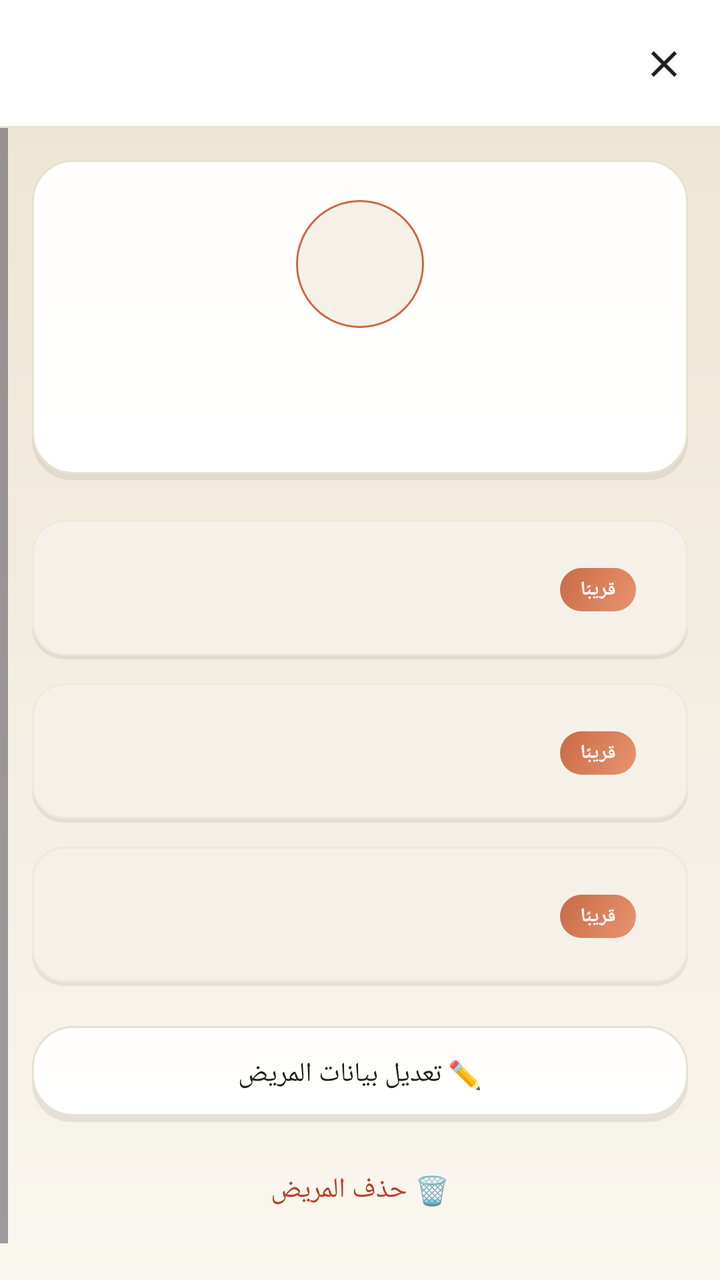
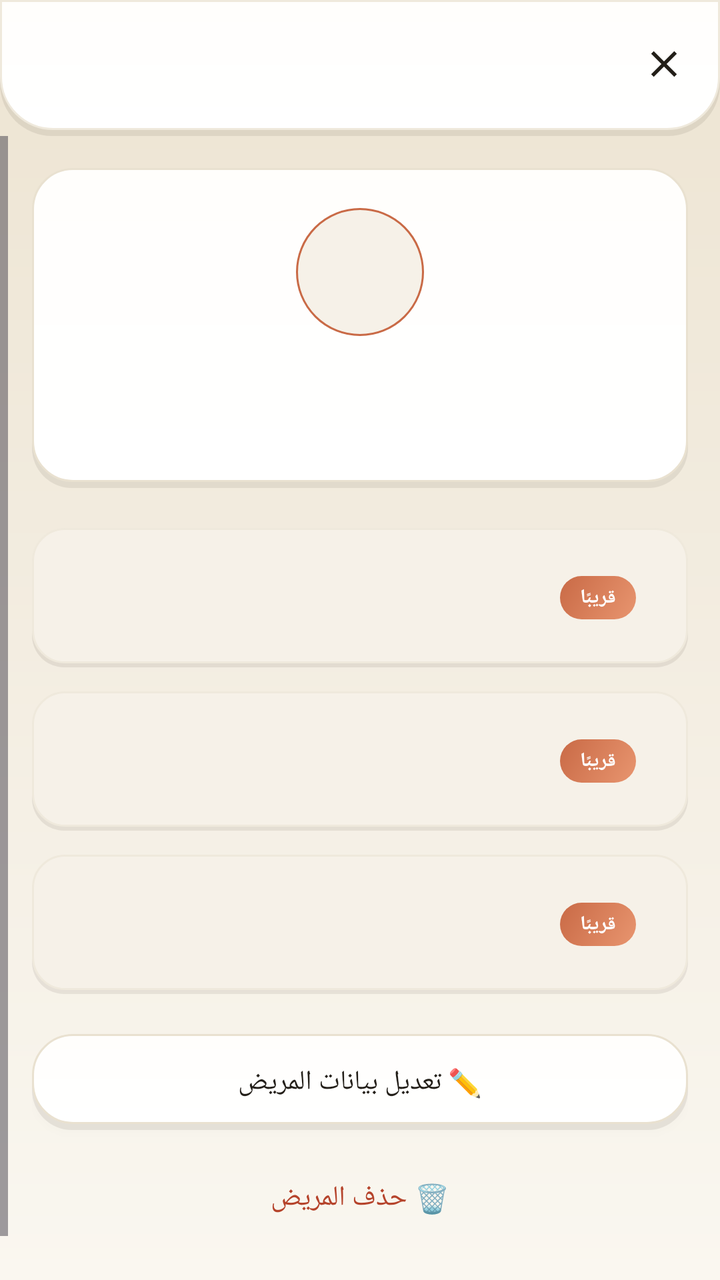

Before-and-after screenshots of an Android layout around one commit, followed by the original layout XML and the change that was made.
<!-- AndroidManifest.xml: application theme Theme.ClinicalMaster -->
<!-- res/layout/activity_patient_detail.xml -->
<?xml version="1.0" encoding="utf-8"?>
<LinearLayout xmlns:android="http://schemas.android.com/apk/res/android"
    xmlns:app="http://schemas.android.com/apk/res-auto"
    android:layout_width="match_parent"
    android:layout_height="match_parent"
    android:background="@drawable/bg_app_gradient"
    android:orientation="vertical">

    <com.google.android.material.appbar.MaterialToolbar
        android:id="@+id/toolbar"
        android:layout_width="match_parent"
        android:layout_height="?attr/actionBarSize"
        android:background="@drawable/bg_header_container"
        android:title="ملف المريض"
        android:titleTextColor="@color/text_primary"
        app:navigationIcon="@drawable/ic_close" />

    <ScrollView
        android:layout_width="match_parent"
        android:layout_height="match_parent">

        <LinearLayout
            android:layout_width="match_parent"
            android:layout_height="wrap_content"
            android:orientation="vertical"
            android:padding="16dp">

            
            <LinearLayout
                android:layout_width="match_parent"
                android:layout_height="wrap_content"
                android:layout_marginBottom="20dp"
                android:background="@drawable/bg_glass_card"
                android:gravity="center"
                android:orientation="vertical"
                android:padding="20dp">

                <View
                    android:layout_width="64dp"
                    android:layout_height="64dp"
                    android:layout_marginBottom="12dp"
                    android:background="@drawable/bg_avatar_circle" />

                <TextView
                    android:id="@+id/detail_patient_name"
                    android:layout_width="match_parent"
                    android:layout_height="wrap_content"
                    android:gravity="center"
                    android:textColor="@color/text_primary"
                    android:textDirection="rtl"
                    android:textSize="17sp"
                    android:textStyle="bold" />

                <TextView
                    android:id="@+id/detail_patient_phone"
                    android:layout_width="match_parent"
                    android:layout_height="wrap_content"
                    android:layout_marginTop="4dp"
                    android:gravity="center"
                    android:textColor="@color/text_tertiary"
                    android:textDirection="ltr"
                    android:textSize="12.5sp" />

                <TextView
                    android:id="@+id/detail_patient_notes"
                    android:layout_width="match_parent"
                    android:layout_height="wrap_content"
                    android:layout_marginTop="10dp"
                    android:gravity="end"
                    android:textColor="@color/text_secondary"
                    android:textDirection="rtl"
                    android:textSize="13sp"
                    android:visibility="gone" />
            </LinearLayout>

            
            <include layout="@layout/item_coming_soon_section"
                android:id="@+id/section_sessions" />
            <include layout="@layout/item_coming_soon_section"
                android:id="@+id/section_history" />
            <include layout="@layout/item_coming_soon_section"
                android:id="@+id/section_billing" />

            <Button
                android:id="@+id/btn_edit_patient"
                style="@style/GlassButton"
                android:layout_marginTop="8dp"
                android:layout_marginBottom="10dp"
                android:text="✏️ تعديل بيانات المريض" />

            <Button
                android:id="@+id/btn_delete_patient"
                style="@style/Widget.Material3.Button.TextButton"
                android:layout_width="match_parent"
                android:layout_height="wrap_content"
                android:layout_marginBottom="24dp"
                android:text="🗑️ حذف المريض"
                android:textColor="@color/accent_red" />
        </LinearLayout>
    </ScrollView>
</LinearLayout>
<!-- res/layout/item_coming_soon_section.xml (included above) -->
<?xml version="1.0" encoding="utf-8"?>
<LinearLayout xmlns:android="http://schemas.android.com/apk/res/android"
    android:layout_width="match_parent"
    android:layout_height="wrap_content"
    android:layout_marginBottom="12dp"
    android:background="@drawable/bg_glass_card_soft"
    android:gravity="center_vertical"
    android:orientation="horizontal"
    android:padding="16dp">

    <TextView
        android:id="@+id/cs_badge"
        android:layout_width="wrap_content"
        android:layout_height="wrap_content"
        android:layout_marginStart="10dp"
        android:background="@drawable/bg_chip_accent"
        android:paddingHorizontal="10dp"
        android:paddingVertical="4dp"
        android:text="قريبًا"
        android:textColor="@color/white"
        android:textDirection="rtl"
        android:textSize="10sp"
        android:textStyle="bold" />

    <LinearLayout
        android:layout_width="0dp"
        android:layout_height="wrap_content"
        android:layout_weight="1"
        android:orientation="vertical">

        <TextView
            android:id="@+id/cs_title"
            android:layout_width="match_parent"
            android:layout_height="wrap_content"
            android:gravity="end"
            android:textColor="@color/text_primary"
            android:textDirection="rtl"
            android:textSize="14sp"
            android:textStyle="bold" />

        <TextView
            android:id="@+id/cs_desc"
            android:layout_width="match_parent"
            android:layout_height="wrap_content"
            android:layout_marginTop="3dp"
            android:gravity="end"
            android:textColor="@color/text_tertiary"
            android:textDirection="rtl"
            android:textSize="11.5sp" />
    </LinearLayout>
</LinearLayout>
<!-- resources referenced by this layout -->
<resources>
  <color name="accent_red">#B5432B</color>
  <color name="text_primary">#231F19</color>
  <color name="text_secondary">#6B6155</color>
  <color name="text_tertiary">#9C9182</color>
  <color name="white">#FFFFFF</color>
  <!-- drawable bg_avatar_circle (drawable) -->
  <?xml version="1.0" encoding="utf-8"?>
  <shape xmlns:android="http://schemas.android.com/apk/res/android"
      android:shape="oval">
      <solid android:color="@color/glass_fill_soft" />
      <stroke android:width="1dp" android:color="@color/primary_cyan" />
  </shape>
  <!-- drawable bg_header_container (drawable) -->
  <layer-list xmlns:android="http://schemas.android.com/apk/res/android">
      <item>
          <shape android:shape="rectangle">
              <solid android:color="@color/glass_fill_strong"/>
          </shape>
      </item>
      <item android:height="1dp" android:gravity="bottom">
          <shape android:shape="rectangle">
              <solid android:color="@color/glass_border"/>
          </shape>
      </item>
  </layer-list>
  <color name="bg_deep_1">#FAF7F0</color>
  <color name="bg_deep_2">#F3EDE1</color>
  <color name="bg_deep_3">#EDE4D2</color>
  <color name="glass_fill_soft">#F6F1E8</color>
  <color name="primary_cyan">#C96A46</color>
  <color name="primary_cyan_light">#E8956F</color>
  <color name="shadow_soft">#14201208</color>
  <color name="glass_fill_strong">#FFFFFF</color>
  <color name="glass_fill">#FFFEFC</color>
  <color name="glass_border">#E9E1D0</color>
  <color name="glass_border_soft">#EFE9DC</color>
  <color name="primary_cyan_dark">#9C4E31</color>
  <color name="m3_primary_container">#F3DBCB</color>
  <color name="m3_on_primary_container">#5A2812</color>
  <color name="accent_violet">#4F7183</color>
  <color name="accent_violet_dark">#3A5563</color>
  <color name="m3_secondary_container">#DAE5E8</color>
  <color name="m3_on_secondary_container">#1C333B</color>
  <color name="m3_tertiary">#A8752B</color>
  <color name="m3_on_tertiary">#FFFFFF</color>
  <color name="m3_tertiary_container">#F2E2C4</color>
  <color name="m3_on_tertiary_container">#463010</color>
  <color name="bg_dark">#F3EDE1</color>
  <color name="surface_dark">#FFFEFC</color>
  <color name="m3_surface_variant">#F1EBDD</color>
  <color name="m3_on_surface_variant">#6B6155</color>
  <color name="m3_surface_container">#F1EBDD</color>
  <color name="m3_surface_container_high">#EAE2CE</color>
  <color name="m3_outline">#9C9182</color>
  <color name="m3_outline_variant">#EFE9DC</color>
  <color name="m3_error">#B5432B</color>
  <color name="m3_on_error">#FFFFFF</color>
  <color name="m3_error_container">#F5D6CB</color>
  <color name="m3_on_error_container">#591C0E</color>
  <style name="ShapeAppearance.M3.Corner.ExtraSmall" parent="ShapeAppearance.Material3.Corner.ExtraSmall">
          <item name="cornerSize">8dp</item>
      </style>
  <style name="ShapeAppearance.M3.Corner.Small" parent="ShapeAppearance.Material3.Corner.Small">
          <item name="cornerSize">12dp</item>
      </style>
  <style name="ShapeAppearance.M3.Corner.Medium" parent="ShapeAppearance.Material3.Corner.Medium">
          <item name="cornerSize">16dp</item>
      </style>
  <style name="ShapeAppearance.M3.Corner.Large" parent="ShapeAppearance.Material3.Corner.Large">
          <item name="cornerSize">24dp</item>
      </style>
  <style name="MaterialAlertDialog.ClinicalMaster.Title" parent="MaterialAlertDialog.Material3.Title.Text">
          <item name="android:textDirection">rtl</item>
          <item name="android:gravity">end</item>
      </style>
  <!-- unchanged entries left out for length: 8 -->
</resources>

<!-- the commit's change to res/layout/activity_patient_detail.xml (unified diff, before → after) -->
@@ -9,10 +9,12 @@
     <com.google.android.material.appbar.MaterialToolbar
         android:id="@+id/toolbar"
         android:layout_width="match_parent"
-        android:layout_height="?attr/actionBarSize"
-        android:background="@drawable/bg_header_container"
+        android:layout_height="68dp"
+        android:background="@drawable/bg_top_bar_modern"
         android:title="ملف المريض"
         android:titleTextColor="@color/text_primary"
+        app:contentInsetStart="18dp"
+        app:contentInsetEnd="14dp"
         app:navigationIcon="@drawable/ic_close" />
 
     <ScrollView
<!-- resource entries referenced after the edit -->
@@ -12,16 +12,20 @@
       <solid android:color="@color/glass_fill_soft" />
       <stroke android:width="1dp" android:color="@color/primary_cyan" />
   </shape>
-  <!-- drawable bg_header_container (drawable) -->
+  <!-- drawable bg_top_bar_modern (drawable) -->
   <layer-list xmlns:android="http://schemas.android.com/apk/res/android">
-      <item>
+      <item android:top="3dp">
           <shape android:shape="rectangle">
-              <solid android:color="@color/glass_fill_strong"/>
+              <solid android:color="@color/shadow_soft"/>
+              <corners android:bottomLeftRadius="26dp" android:bottomRightRadius="26dp"/>
           </shape>
       </item>
-      <item android:height="1dp" android:gravity="bottom">
+      <item android:bottom="3dp">
           <shape android:shape="rectangle">
-              <solid android:color="@color/glass_border"/>
+              <gradient android:type="linear" android:angle="90"
+                  android:startColor="@color/glass_fill_strong" android:endColor="@color/glass_fill"/>
+              <corners android:bottomLeftRadius="26dp" android:bottomRightRadius="26dp"/>
+              <stroke android:width="1dp" android:color="@color/glass_border_soft"/>
           </shape>
       </item>
   </layer-list>
